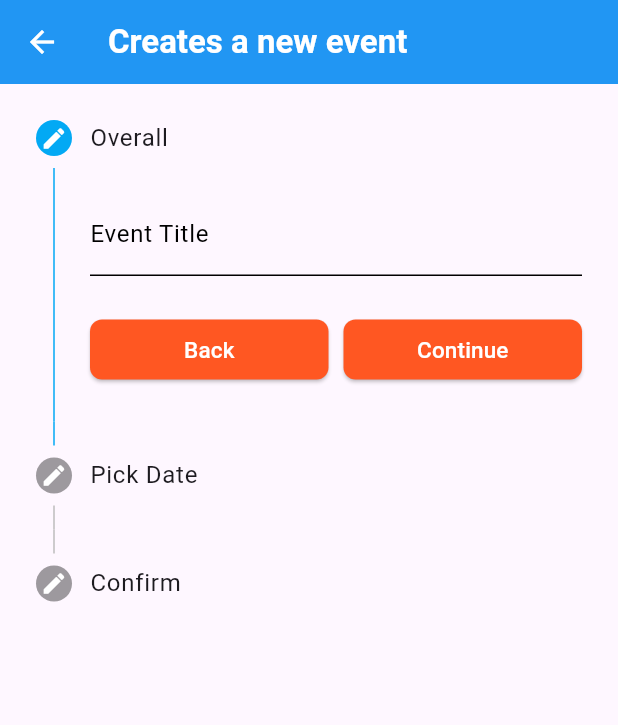
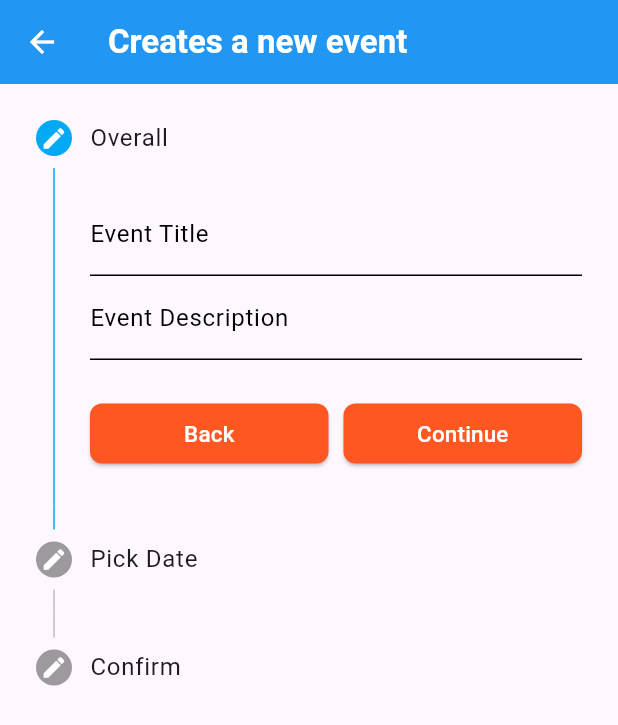
Before and after one commit to SantiagoBulla/EventsFlutterApp, a Flutter app: the EventForm screen opened by its route, on a phone screen of 412 x 824 dp. Shown: the top 725 px of the screen. Run offline on Flutter 3.47's test engine with Material 3 defaults, Android fonts, the phone set to English and light mode, and no system bars; our stand-ins replace dartz, dio, flutter_secure_storage, flutter_svg; missing offline and left inert: data_connection_checker_tv; accounts and stored records are empty.

Commit message:
implementacion parcial del controlador del formulario para eventos

```diff
--- a/lib/core/constants/constants.dart
+++ b/lib/core/constants/constants.dart
@@ -1,4 +1,4 @@
 // * Constantes de la aplicacion
-const String casa = 'http://192.168.1.7:9000/api';
+const String casa = 'http://192.168.1.15:9000/api';
 const String cga = 'http://192.168.8.104:9000/api';
-const String baseUrl = cga;
+const String baseUrl = casa;
--- a/lib/features/events/presentation/pages/form/event_form.dart
+++ b/lib/features/events/presentation/pages/form/event_form.dart
@@ -2,7 +2,6 @@ import 'package:flutter/material.dart';
 
 import '../../../domain/entities/events_entity.dart';
 import '../../widgets/form/create_event_steps.dart';
-import '../../widgets/form/custom_event_form.dart';
 
 class EventForm extends StatefulWidget {
   const EventForm({super.key});
@@ -11,6 +10,7 @@ class EventForm extends StatefulWidget {
   State<EventForm> createState() => _EventFormState();
 }
 
+// TODO hacer peticion post al API para crear el evento
 class _EventFormState extends State<EventForm> {
   int _currentStepForm = 0;
 
@@ -22,18 +22,27 @@ class _EventFormState extends State<EventForm> {
   late EventEntity eventData = EventEntity(
     id: 0,
     // Puedes asignar un valor inicial según sea necesario
-    title: '',
-    description: '',
+    title: 'example',
+    description: 'example',
     date: DateTime.now(),
     // Puedes asignar un valor inicial según sea necesario
     idUser: '',
     countdown: 0, // Puedes asignar un valor inicial según sea necesario
   );
 
-  void action (value){
-    print('el value en Stepper es $value');
+  // TODO validar campos para datePicker
+  void action(value, property) {
+    switch (property) {
+      case 'title':
+        eventData.updateTitle(value);
+        break;
+      case 'description':
+        eventData.updateDescription(value);
+        break;
+    }
   }
 
+  // TODO no activar el boton de siguiente hasta que se haya escrito algo
   @override
   Widget build(BuildContext context) {
     return Scaffold(
@@ -63,20 +72,6 @@ class _EventFormState extends State<EventForm> {
           title: const Text('Overall'),
           state: _currentStepForm <= 0 ? StepState.editing : StepState.complete,
           isActive: _currentStepForm >= 0,
-          // content: Center(
-          //   child: Column(
-          //     children: <Widget>[
-          //       TextFormField(
-          //         controller: eventTitle,
-          //         decoration: InputDecoration(labelText: 'First Name'),
-          //       ),
-          //       TextFormField(
-          //         controller: eventDescription,
-          //         decoration: InputDecoration(labelText: 'Last Name'),
-          //       ),
-          //     ],
-          //   ),
-          // ),
           content: Step1Form(action: action),
         ),
         Step(
@@ -105,8 +100,8 @@ class _EventFormState extends State<EventForm> {
           content: Center(
               child: Column(
             children: [
-              Text('${eventData.title}'),
-              Text('${eventData.description}'),
+              Text(eventData.title),
+              Text(eventData.description),
               Text('${eventData.countdown}'),
             ],
           )),
--- a/lib/features/events/presentation/widgets/form/create_event_steps.dart
+++ b/lib/features/events/presentation/widgets/form/create_event_steps.dart
@@ -3,7 +3,7 @@ import 'package:flutter/material.dart';
 import '../../../domain/entities/events_entity.dart';
 
 class Step1Form extends StatelessWidget {
-  final void Function(String) action;
+  final void Function(String, dynamic) action;
 
   const Step1Form({Key? key, required this.action}) : super(key: key);
 
@@ -14,14 +14,16 @@ class Step1Form extends StatelessWidget {
         children: [
           TextFormField(
             onChanged: (value) {
-              // Actualizar el modelo cuando cambia el contenido del campo
-              //eventData.title = value;
-              print(value);
-              action('El values es $value');
+              action(value, 'title');
             },
-            decoration: InputDecoration(labelText: 'Event Title'),
+            decoration: const InputDecoration(labelText: 'Event Title'),
           ),
-          // Otros campos según sea necesario
+          TextFormField(
+            onChanged: (value) {
+              action(value, 'description');
+            },
+            decoration: const InputDecoration(labelText: 'Event Description'),
+          ),
         ],
       ),
     );
@@ -42,7 +44,6 @@ class Step2Form extends StatelessWidget {
             onChanged: (value) {
               // Actualizar el modelo cuando cambia el contenido del campo
               // eventData.description = value;
-              // TODO hacer lo de react -> un callBack que modifique los datos en el container
             },
             decoration: InputDecoration(labelText: 'Event Description'),
           ),
```
